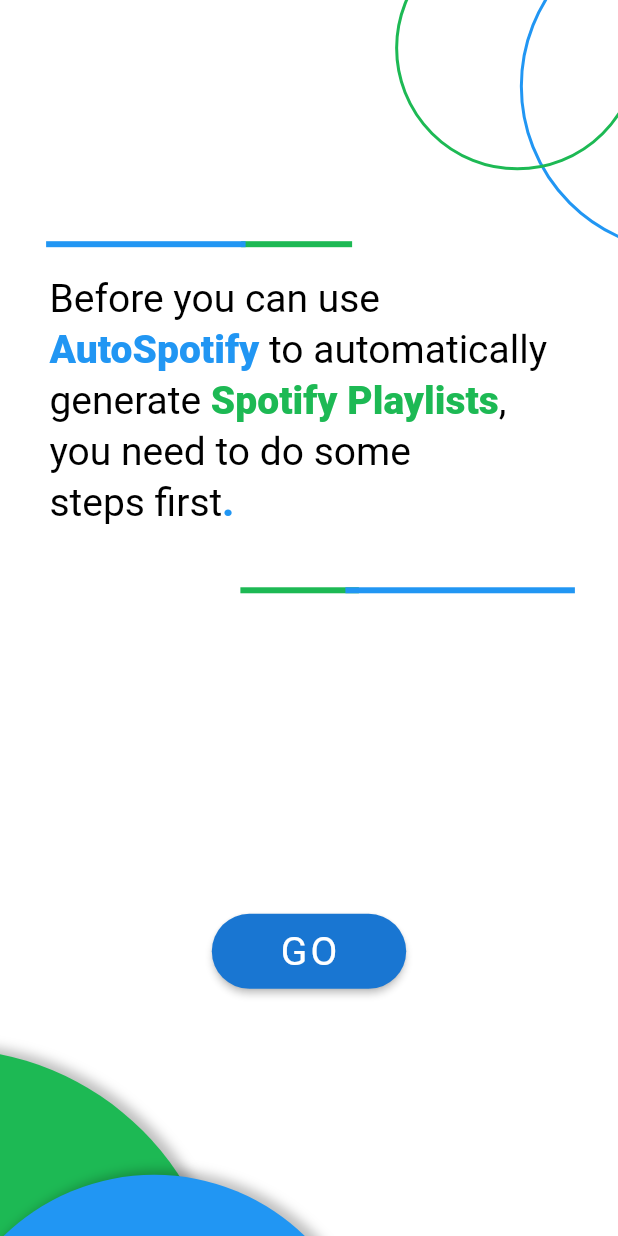
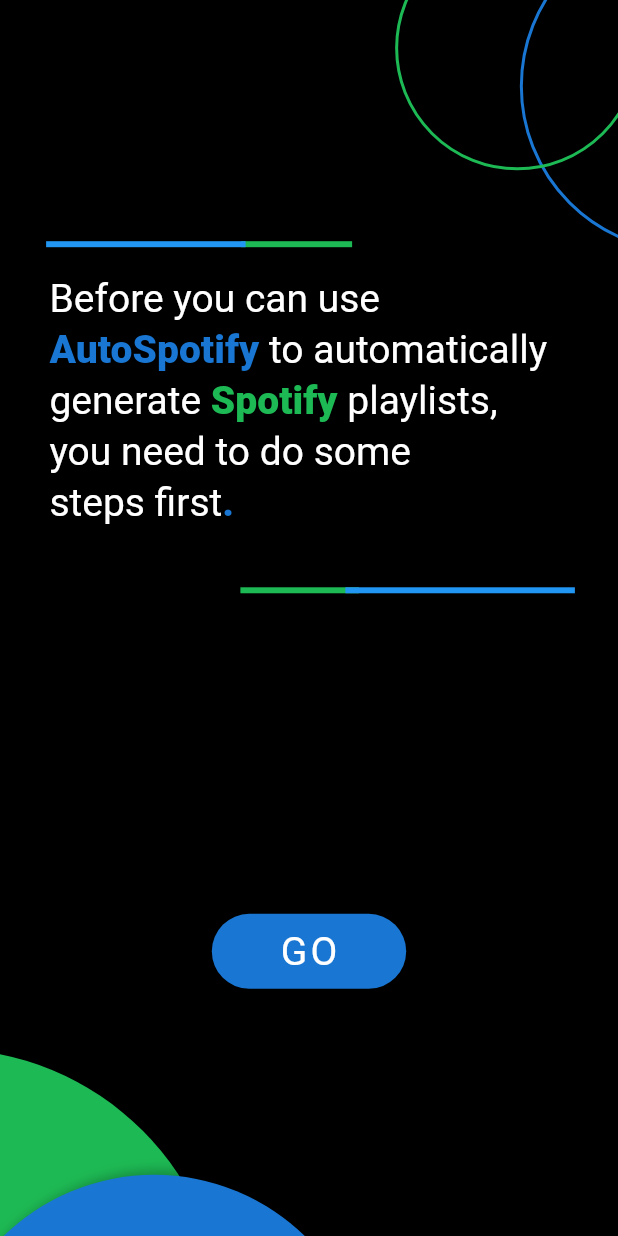
Before and after one commit to Bluewolf787/autospotify, a Flutter app: the IntroStartPage screen opened directly, on a phone screen of 412 x 824 dp. Run offline on Flutter 3.47's test engine with Material 2 defaults, Android fonts, the phone set to English and light mode, and no system bars; our stand-ins replace after_layout, cloud_firestore, firebase_auth, firebase_core, google_sign_in, page_transition and 3 more; missing offline and left inert: spotify, youtube_explode_dart; accounts and stored records are empty; Roboto replaces fonts that are missing (Montserrat).

Commit message:
dynamic theme on start_page.dart

```diff
--- a/lib/ui/introduction/intro_start_page.dart
+++ b/lib/ui/introduction/intro_start_page.dart
@@ -6,6 +6,7 @@ import 'package:autospotify/widgets/layout/lines.dart';
 import 'package:flutter/cupertino.dart';
 import 'package:flutter/material.dart';
 import 'package:page_transition/page_transition.dart';
+import 'package:theme_provider/theme_provider.dart';
 
 class IntroStartPage extends StatefulWidget {
   @override
@@ -33,7 +34,7 @@ class _IntroStartPageState extends State<IntroStartPage> {
     SizeConfig().init(context);
     return Scaffold(
       resizeToAvoidBottomInset: false,
-      backgroundColor: Colors.white,
+      backgroundColor: ThemeProvider.themeOf(context).data.scaffoldBackgroundColor,
       body: Container(
         width: SizeConfig.widthMultiplier * 100,
         height: SizeConfig.heightMultiplier * 100,
@@ -47,7 +48,7 @@ class _IntroStartPageState extends State<IntroStartPage> {
               curve: Curves.ease,
               child: Circle(
                 diameter: 222,
-                color: Colors.blue,
+                color: ThemeProvider.themeOf(context).data.accentColor,
                 notFilled: true,
               ),
             ),
@@ -90,7 +91,7 @@ class _IntroStartPageState extends State<IntroStartPage> {
               curve: Curves.ease,
               child: Circle(
                 diameter: 288,
-                color: Colors.blue,
+                color: ThemeProvider.themeOf(context).data.accentColor,
                 shadowOffset: Offset(5, -3),
                 shadowBlurRadius: 6,
                 notFilled: false,
@@ -118,7 +119,7 @@ class _IntroStartPageState extends State<IntroStartPage> {
                     fontFamily: 'Montserrat',
                     fontSize: 26,
                     fontWeight: FontWeight.w400,
-                    color: const Color(0xff000000),
+                    color: ThemeProvider.themeOf(context).data.primaryColor,
                     height: 1.3,
                   ),
                   children: [
@@ -126,23 +127,23 @@ class _IntroStartPageState extends State<IntroStartPage> {
                     TextSpan(
                       text: 'AutoSpotify ',
                       style: TextStyle(
-                        color: Colors.blue,
+                        color: ThemeProvider.themeOf(context).data.accentColor,
                         fontWeight: FontWeight.w800,
                       ),
                     ),
                     TextSpan(text: 'to automatically\ngenerate '),
                     TextSpan(
-                      text: 'Spotify Playlists',
+                      text: 'Spotify ',
                       style: TextStyle(
                         color: const Color(0xff1db954),
                         fontWeight: FontWeight.w800,
                       ),
                     ),
-                    TextSpan(text: ',\nyou need to do some\nsteps first'),
+                    TextSpan(text: 'playlists,\nyou need to do some\nsteps first'),
                     TextSpan(
                       text: '.',
                       style: TextStyle(
-                        color: Colors.blue,
+                        color: ThemeProvider.themeOf(context).data.accentColor,
                         fontWeight: FontWeight.w800,
                       ),
                     ),
```
